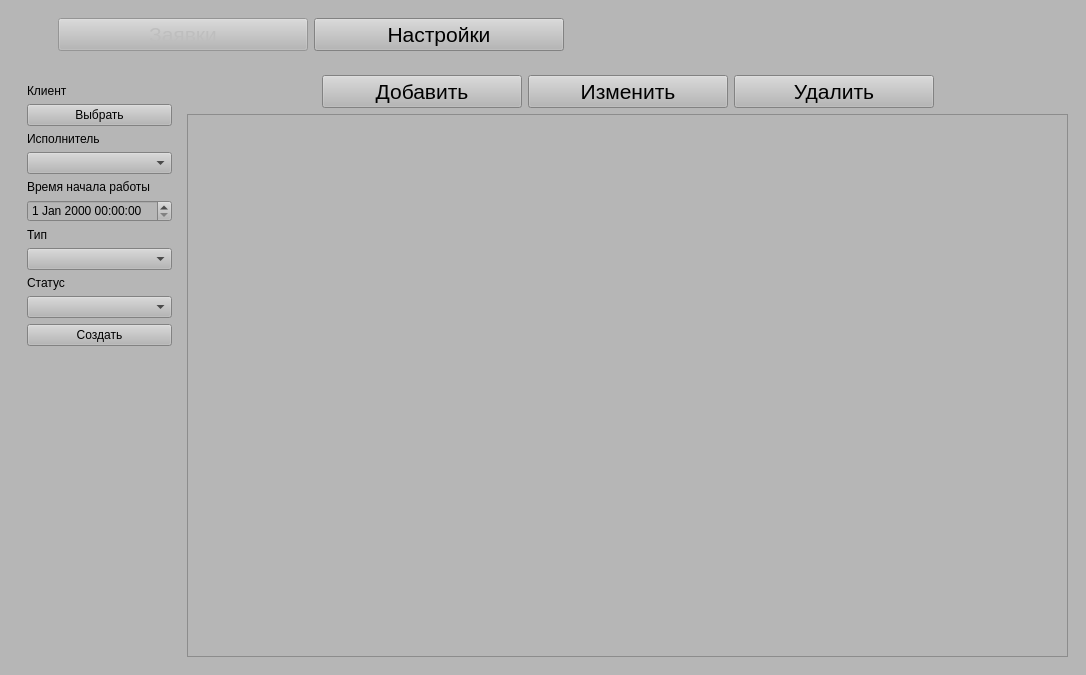
Before: the Qt Designer form src/client/ui/ui_main.ui in Daottt/field-service, drawn with Qt 5.
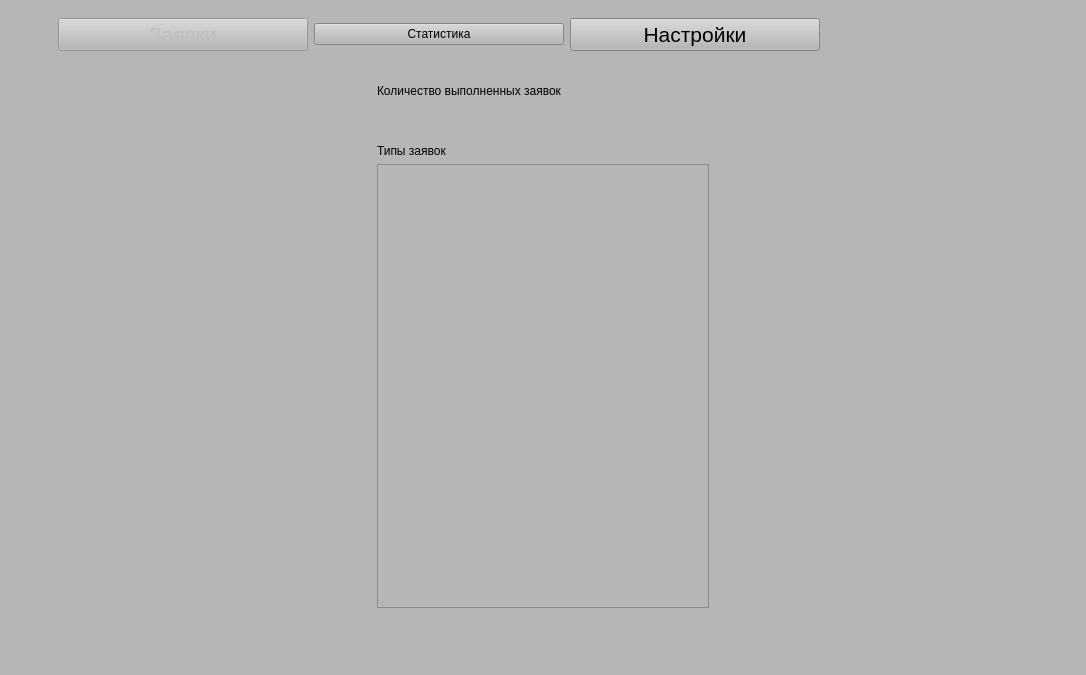
After: the same form once the commit is applied. The open tabs and pages were chosen to show the change.

The edit to the form file:
```diff
--- a/src/client/ui/ui_main.ui
+++ b/src/client/ui/ui_main.ui
@@ -14,6 +14,8 @@
    <font>
     <family>Arial</family>
     <pointsize>16</pointsize>
+    <italic>false</italic>
+    <bold>false</bold>
    </font>
   </property>
   <property name="windowTitle">
@@ -27,6 +29,8 @@
     <font>
      <family>Arial</family>
      <pointsize>16</pointsize>
+     <italic>false</italic>
+     <bold>false</bold>
     </font>
    </property>
    <layout class="QVBoxLayout" name="verticalLayout_2">
@@ -76,6 +80,25 @@
            </property>
           </widget>
          </item>
+         <item>
+          <widget class="QPushButton" name="ShowStats">
+           <property name="sizePolicy">
+            <sizepolicy hsizetype="Minimum" vsizetype="Fixed">
+             <horstretch>0</horstretch>
+             <verstretch>0</verstretch>
+            </sizepolicy>
+           </property>
+           <property name="minimumSize">
+            <size>
+             <width>250</width>
+             <height>0</height>
+            </size>
+           </property>
+           <property name="text">
+            <string>Статистика</string>
+           </property>
+          </widget>
+         </item>
          <item>
           <widget class="QPushButton" name="ShowSettings">
            <property name="enabled">
@@ -91,6 +114,8 @@
             <font>
              <family>Arial</family>
              <pointsize>16</pointsize>
+             <italic>false</italic>
+             <bold>false</bold>
             </font>
            </property>
            <property name="text">
@@ -123,6 +148,10 @@
       </property>
       <property name="font">
        <font>
+        <family>Arial</family>
+        <pointsize>16</pointsize>
+        <italic>false</italic>
+        <bold>false</bold>
         <stylestrategy>PreferDefault</stylestrategy>
         <kerning>true</kerning>
        </font>
@@ -1529,6 +1558,95 @@
         </item>
        </layout>
       </widget>
+      <widget class="QWidget" name="Stats">
+       <layout class="QGridLayout" name="gridLayout">
+        <item row="0" column="2">
+         <spacer name="horizontalSpacer_2">
+          <property name="orientation">
+           <enum>Qt::Orientation::Horizontal</enum>
+          </property>
+          <property name="sizeHint" stdset="0">
+           <size>
+            <width>40</width>
+            <height>20</height>
+           </size>
+          </property>
+         </spacer>
+        </item>
+        <item row="0" column="1">
+         <layout class="QVBoxLayout" name="verticalLayout_5">
+          <item>
+           <widget class="QWidget" name="widget" native="true">
+            <layout class="QVBoxLayout" name="verticalLayout">
+             <item>
+              <widget class="QLabel" name="SumText">
+               <property name="text">
+                <string>Количество выполненных заявок</string>
+               </property>
+              </widget>
+             </item>
+             <item>
+              <spacer name="verticalSpacer_4">
+               <property name="orientation">
+                <enum>Qt::Orientation::Vertical</enum>
+               </property>
+               <property name="sizeType">
+                <enum>QSizePolicy::Policy::Minimum</enum>
+               </property>
+               <property name="sizeHint" stdset="0">
+                <size>
+                 <width>20</width>
+                 <height>40</height>
+                </size>
+               </property>
+              </spacer>
+             </item>
+             <item>
+              <widget class="QLabel" name="TypeText">
+               <property name="text">
+                <string>Типы заявок</string>
+               </property>
+              </widget>
+             </item>
+             <item>
+              <widget class="QListWidget" name="TaskTypes"/>
+             </item>
+            </layout>
+           </widget>
+          </item>
+         </layout>
+        </item>
+        <item row="0" column="0">
+         <spacer name="horizontalSpacer">
+          <property name="orientation">
+           <enum>Qt::Orientation::Horizontal</enum>
+          </property>
+          <property name="sizeHint" stdset="0">
+           <size>
+            <width>40</width>
+            <height>20</height>
+           </size>
+          </property>
+         </spacer>
+        </item>
+        <item row="1" column="1">
+         <spacer name="verticalSpacer_5">
+          <property name="orientation">
+           <enum>Qt::Orientation::Vertical</enum>
+          </property>
+          <property name="sizeType">
+           <enum>QSizePolicy::Policy::Preferred</enum>
+          </property>
+          <property name="sizeHint" stdset="0">
+           <size>
+            <width>20</width>
+            <height>40</height>
+           </size>
+          </property>
+         </spacer>
+        </item>
+       </layout>
+      </widget>
      </widget>
     </item>
    </layout>
```
Left out of the diff: 87 changed lines with no effect on the pictures.
